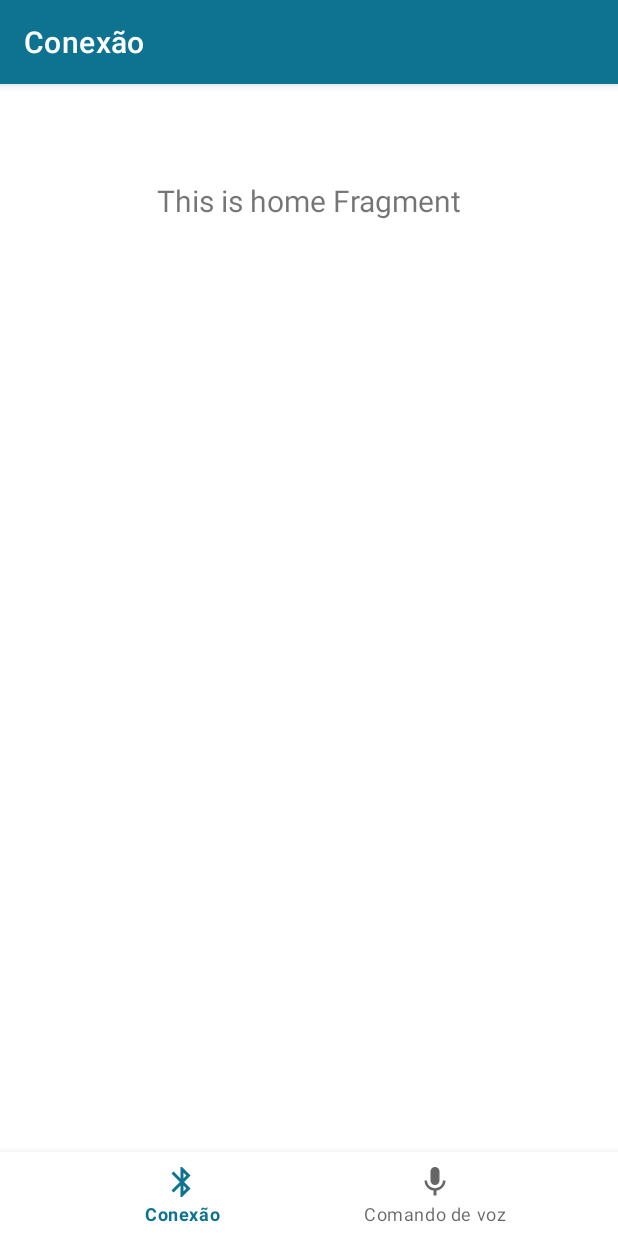
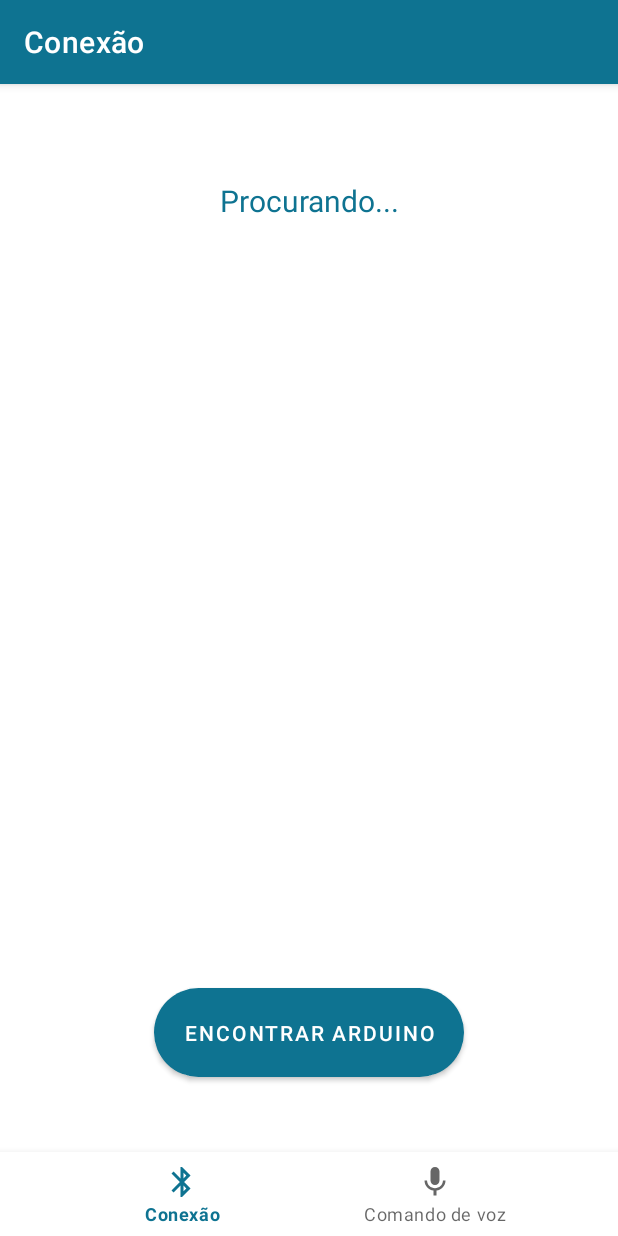
Before and after one commit to joaoreis/arduino-watson, an Android app: the screen it shows after launch (MainActivity), on a phone screen of 412 x 824 dp. Run offline under Robolectric (Android 15) with nearby library versions, the phone set to English and light mode, and no system bars; our stand-ins replace navigation-ui.

Commit message:
layout connection fragment

```diff
--- a/app/src/main/java/br/com/joaoreis/arduinowatson/ui/connection/ConnectionFragment.kt
+++ b/app/src/main/java/br/com/joaoreis/arduinowatson/ui/connection/ConnectionFragment.kt
@@ -21,7 +21,7 @@ class ConnectionFragment : Fragment() {
     ): View? {
         connectionViewModel =
             ViewModelProviders.of(this).get(ConnectionViewModel::class.java)
-        val root = inflater.inflate(R.layout.fragment_home, container, false)
+        val root = inflater.inflate(R.layout.fragment_connection, container, false)
         val textView: TextView = root.findViewById(R.id.text_home)
         connectionViewModel.text.observe(this, Observer {
             textView.text = it
--- a/app/src/main/java/br/com/joaoreis/arduinowatson/ui/connection/ConnectionViewModel.kt
+++ b/app/src/main/java/br/com/joaoreis/arduinowatson/ui/connection/ConnectionViewModel.kt
@@ -6,8 +6,6 @@ import androidx.lifecycle.ViewModel
 
 class ConnectionViewModel : ViewModel() {
 
-    private val _text = MutableLiveData<String>().apply {
-        value = "This is home Fragment"
-    }
+    private val _text = MutableLiveData<String>()
     val text: LiveData<String> = _text
 }
--- a/app/src/main/res/layout/fragment_home.xml
+++ b/app/src/main/res/layout/fragment_connection.xml
@@ -6,6 +6,7 @@
 
     <TextView
         android:id="@+id/text_home"
+        android:textColor   ="@color/colorPrimary"
         android:layout_width="match_parent"
         android:layout_height="wrap_content"
         android:layout_marginStart="8dp"
@@ -13,7 +14,21 @@
         android:layout_marginEnd="8dp"
         android:textAlignment="center"
         android:textSize="20sp"
+        android:text="Procurando..."
         app:layout_constraintEnd_toEndOf="parent"
         app:layout_constraintStart_toStartOf="parent"
         app:layout_constraintTop_toTopOf="parent" />
+
+    <com.google.android.material.button.MaterialButton
+        style="@style/Widget.MaterialComponents.Button"
+        android:layout_width="wrap_content"
+        android:layout_height="wrap_content"
+        android:layout_marginBottom="100dp"
+        android:text="Encontrar Arduino"
+        android:padding="20dp"
+        app:cornerRadius="40dp"
+        app:layout_constraintBottom_toBottomOf="parent"
+        app:layout_constraintEnd_toEndOf="parent"
+        app:layout_constraintStart_toStartOf="parent" />
+
 </androidx.constraintlayout.widget.ConstraintLayout>
--- a/app/src/main/res/navigation/mobile_navigation.xml
+++ b/app/src/main/res/navigation/mobile_navigation.xml
@@ -9,7 +9,7 @@
         android:id="@+id/navigation_home"
         android:name="br.com.joaoreis.arduinowatson.ui.connection.ConnectionFragment"
         android:label="@string/title_connection"
-        tools:layout="@layout/fragment_home" />
+        tools:layout="@layout/fragment_connection" />
 
     <fragment
         android:id="@+id/navigation_dashboard"
```
